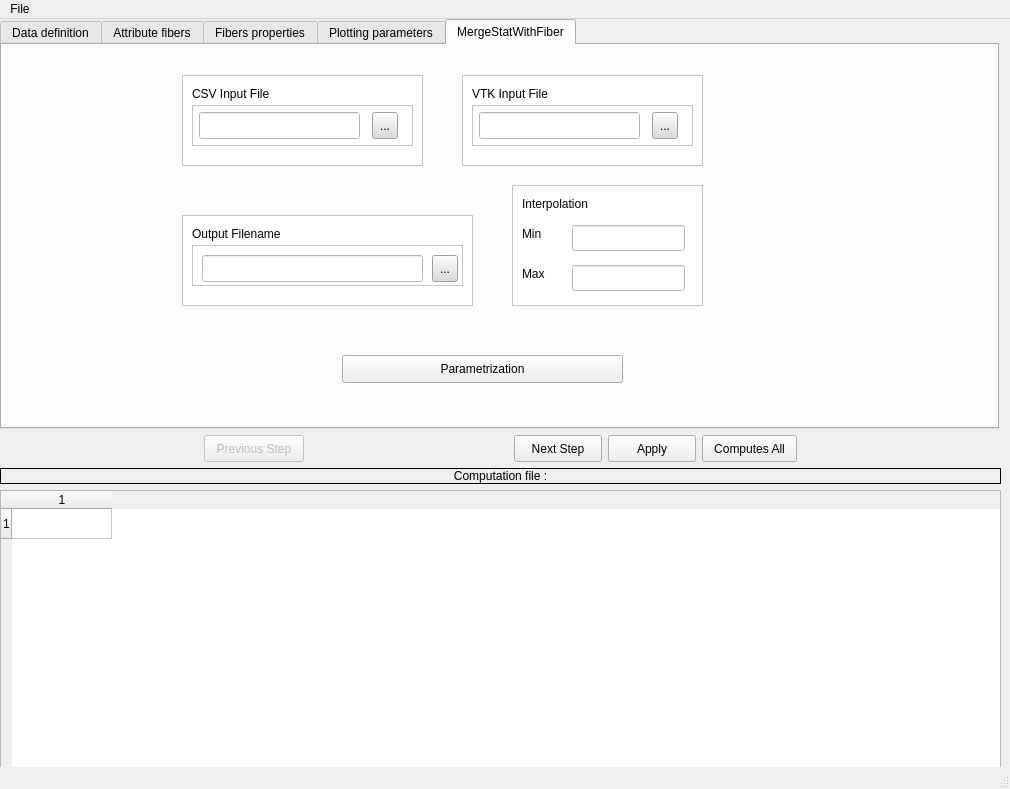
NIRALUser/DTIFiberTractStatistics, file Applications/DTIAtlasFiberAnalyzer/DTIAtlasFiberAnalyzerguiwindow.ui: the form before one commit.
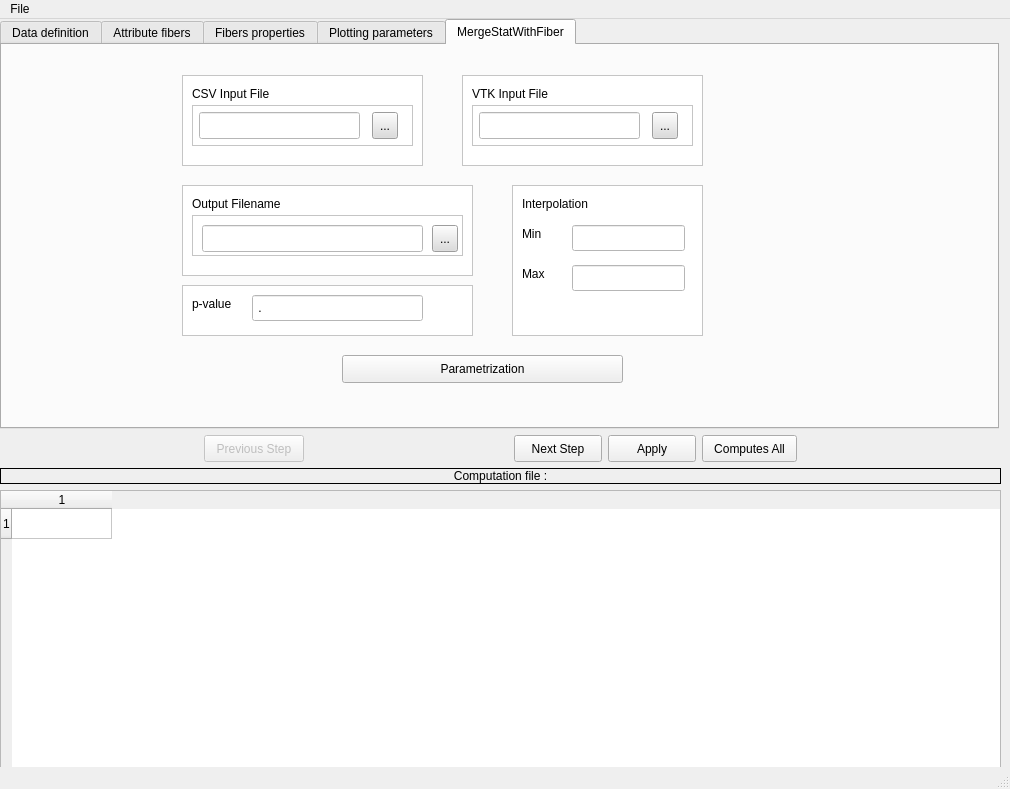
The form after the commit. The open tabs and pages were chosen to show the change.

Commit message: BUG: dtitractstat was trying to save a parametrized file even if no name was given. ENH: addition of an option to give a p-value when calling MergeStatWithFiber

Patch:
```diff
--- a/Applications/DTIAtlasFiberAnalyzer/DTIAtlasFiberAnalyzerguiwindow.ui
+++ b/Applications/DTIAtlasFiberAnalyzer/DTIAtlasFiberAnalyzerguiwindow.ui
@@ -1696,7 +1696,7 @@
          <property name="geometry">
           <rect>
            <x>180</x>
-           <y>170</y>
+           <y>140</y>
            <width>291</width>
            <height>91</height>
           </rect>
@@ -1788,7 +1788,7 @@
            <x>510</x>
            <y>140</y>
            <width>191</width>
-           <height>121</height>
+           <height>151</height>
           </rect>
          </property>
          <property name="styleSheet">
@@ -1860,6 +1860,54 @@
           </property>
          </widget>
         </widget>
+        <widget class="QFrame" name="loadparamframe_6">
+         <property name="enabled">
+          <bool>true</bool>
+         </property>
+         <property name="geometry">
+          <rect>
+           <x>180</x>
+           <y>240</y>
+           <width>291</width>
+           <height>51</height>
+          </rect>
+         </property>
+         <property name="styleSheet">
+          <string notr="true">background-color: rgb(255, 255, 255);</string>
+         </property>
+         <property name="frameShape">
+          <enum>QFrame::StyledPanel</enum>
+         </property>
+         <property name="frameShadow">
+          <enum>QFrame::Raised</enum>
+         </property>
+         <widget class="QLineEdit" name="pvalue">
+          <property name="geometry">
+           <rect>
+            <x>70</x>
+            <y>10</y>
+            <width>171</width>
+            <height>26</height>
+           </rect>
+          </property>
+          <property name="inputMask">
+           <string>0.000; </string>
+          </property>
+         </widget>
+         <widget class="QLabel" name="label_3">
+          <property name="geometry">
+           <rect>
+            <x>10</x>
+            <y>10</y>
+            <width>51</width>
+            <height>18</height>
+           </rect>
+          </property>
+          <property name="text">
+           <string>p-value</string>
+          </property>
+         </widget>
+        </widget>
        </widget>
       </widget>
      </item>
```
Left out of the diff: 4 changed lines with no effect on the pictures. The commit also changes 3 other files.
